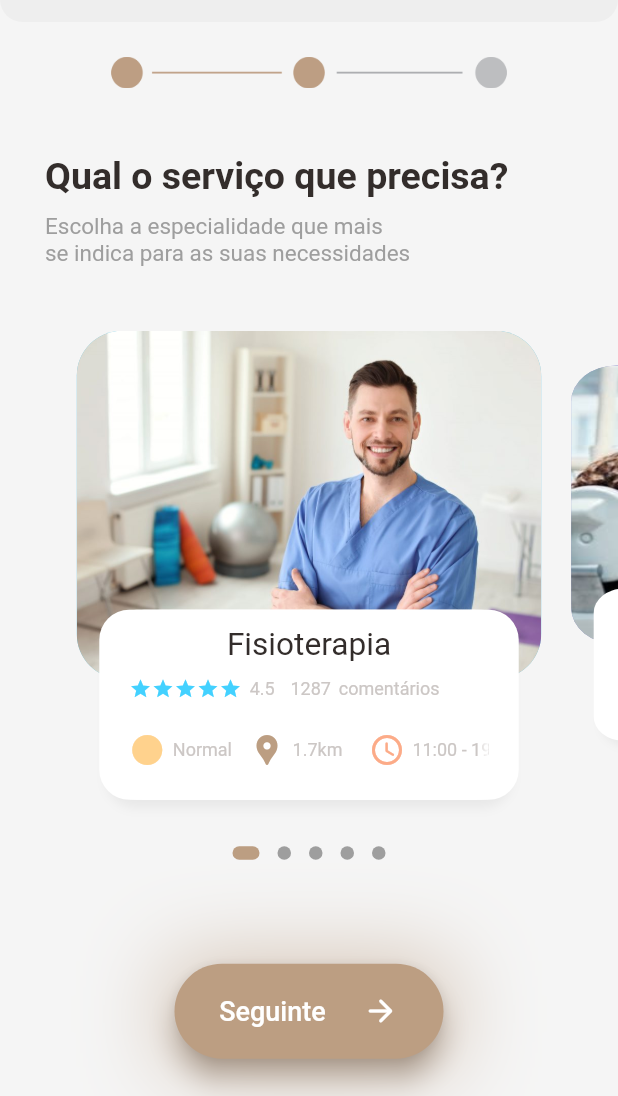
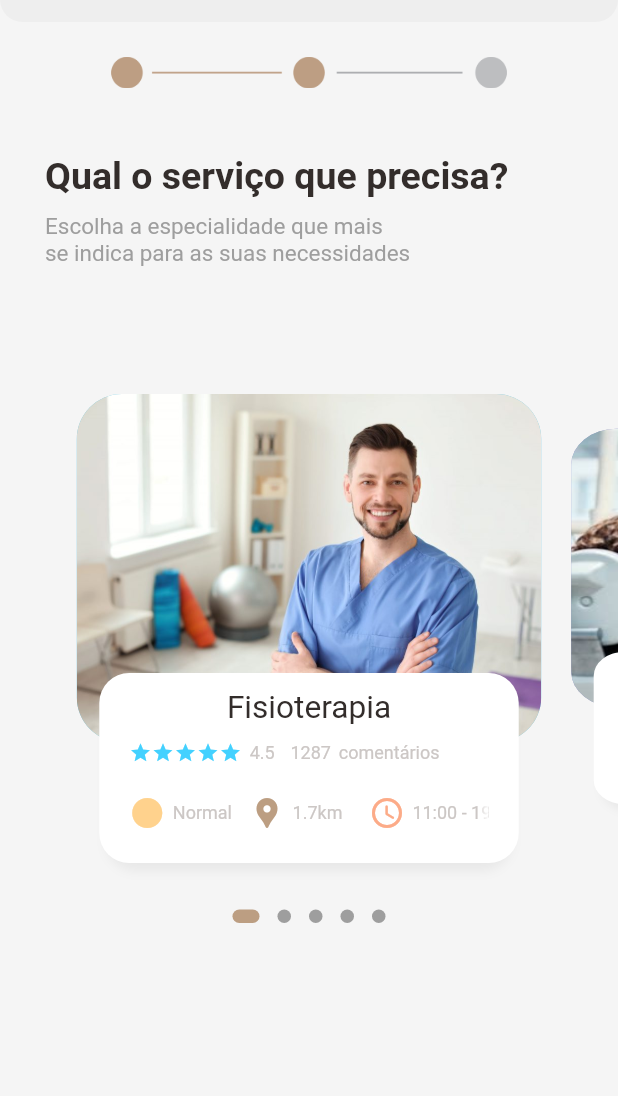
Before and after one commit to Eduardo79Silva/ClinicApp, a Flutter app: the AppointmentPage2 screen opened directly, on a phone screen of 412 x 824 dp, the part 140-1236 px from its top. Run offline on Flutter 3.47's test engine with Material 2 defaults, Android fonts, the phone set to English and light mode, and no system bars; drawn by our look-alikes of dots_indicator; our stand-ins replace get, table_calendar.

Commit message:
Appointment page close to finish

```diff
--- a/lib/home/appointment_page_1.dart
+++ b/lib/home/appointment_page_1.dart
@@ -9,6 +9,7 @@ import '../utils/dimensions.dart';
 import '../widgets/IconsText.dart';
 import '../widgets/SmallText.dart';
 import 'appointment_page_2.dart';
+import 'appointment_page_3.dart';
 import 'main_page_widget.dart';
 
 class AppointmentPage extends StatefulWidget {
@@ -159,7 +160,9 @@ class _AppointmentPageState extends State<AppointmentPage> {
                     !widget.hasService ? Navigator.push(
                         context,
                         MaterialPageRoute(builder: (context) => AppointmentPage2())) :
-                    Navigator.of(context).pop();
+                    Navigator.push(
+                        context,
+                        MaterialPageRoute(builder: (context) => AppointmentPage3()));
                   },
                   child: Row(
                     mainAxisAlignment: MainAxisAlignment.spaceEvenly,
--- a/lib/home/appointment_page_2.dart
+++ b/lib/home/appointment_page_2.dart
@@ -113,53 +113,8 @@ class _AppointmentPageState2 extends State<AppointmentPage2> {
                   color: Colors.grey[500],
                 )),
           ),
-          SizedBox(height: Dimensions.height20 * 2),
+          SizedBox(height: Dimensions.height20 * 4),
           ServicesBody(mainPage: false),
-          SizedBox(height: Dimensions.height20 * 3),
-          Container(
-            decoration: BoxDecoration(
-              boxShadow: [
-                BoxShadow(
-                  color: AppColors.mainColor2.withOpacity(0.6),
-                  spreadRadius: 4,
-                  blurRadius: 50,
-                  offset: Offset(0, 2),
-                )
-              ],
-            ),
-            child: SizedBox(
-                height: Dimensions.height10 * 6, //height of button
-                width: Dimensions.width20 * 17, //width of button
-                child: ElevatedButton(
-                    style: ElevatedButton.styleFrom(
-                        elevation: 7,
-                        primary: AppColors.mainColor2, //background color of button
-                        shadowColor: AppColors.mainColor2,
-                        shape: RoundedRectangleBorder(
-                          //to set border radius to button
-                            borderRadius: BorderRadius.circular(50)),
-                        padding: EdgeInsets.all(5) //content padding inside button
-                    ),
-                    onPressed: () {
-                      Navigator.of(context).pop();
-                    },
-                    child: Row(
-                      mainAxisAlignment: MainAxisAlignment.spaceEvenly,
-                      crossAxisAlignment: CrossAxisAlignment.center,
-                      children: const [
-                        Text(
-                          "Seguinte",
-                          style: TextStyle(
-                            fontFamily: 'Roboto',
-                            fontWeight: FontWeight.w500,
-                            fontSize: 18,
-                          ),
-                        ),
-                        Icon(Icons.arrow_forward_rounded)
-                      ],
-                    ))),
-          ),
-          SizedBox(height: Dimensions.height20 * 3),
         ]),
       ),
     );
--- a/lib/home/main_page_services.dart
+++ b/lib/home/main_page_services.dart
@@ -8,6 +8,7 @@ import 'package:dots_indicator/dots_indicator.dart';
 import 'package:flutter/material.dart';
 
 import 'appointment_page_1.dart';
+import 'appointment_page_3.dart';
 
 class ServicesBody extends StatefulWidget {
   final bool mainPage;
@@ -100,7 +101,9 @@ class _ServicesBodyState extends State<ServicesBody> {
       child: InkWell(
         onTap: () {widget.mainPage ? Navigator.push(
             context,
-            MaterialPageRoute(builder: (context) => AppointmentPage(hasService: true, service: service.name,))) : Navigator.of(context).pop();},
+            MaterialPageRoute(builder: (context) => AppointmentPage(hasService: true, service: service.name,))) : Navigator.push(
+            context,
+            MaterialPageRoute(builder: (context) => AppointmentPage3()));},
         child: Stack(children: [
           Container(
             height: Dimensions.pageViewContainer,
--- a/lib/main.dart
+++ b/lib/main.dart
@@ -1,6 +1,7 @@
 import 'package:flutter/material.dart';
 import 'home/main_page.dart';
 import 'package:get/get.dart';
+
 
 void main() {
   runApp(const MyApp());
--- a/pubspec.yaml
+++ b/pubspec.yaml
@@ -32,6 +32,9 @@ dependencies:
   get: ^4.1.4
   dots_indicator: ^2.1.0
   flutter_launcher_icons: ^0.9.2
+  cloud_firestore: ^3.1.10
+  firebase_auth: ^3.3.11
+  table_calendar: ^3.0.5
 
 
   # The following adds the Cupertino Icons font to your application.
@@ -41,7 +44,7 @@ dependencies:
 dev_dependencies:
   flutter_test:
     sdk: flutter
-
+  change_app_package_name: ^1.0.0
   # The "flutter_lints" package below contains a set of recommended lints to
   # encourage good coding practices. The lint set provided by the package is
   # activated in the `analysis_options.yaml` file located at the root of your
```
Also changed, not shown: lib/home/appointment_page_3.dart (+144 -0 lines), pubspec.lock, 8 other files.
